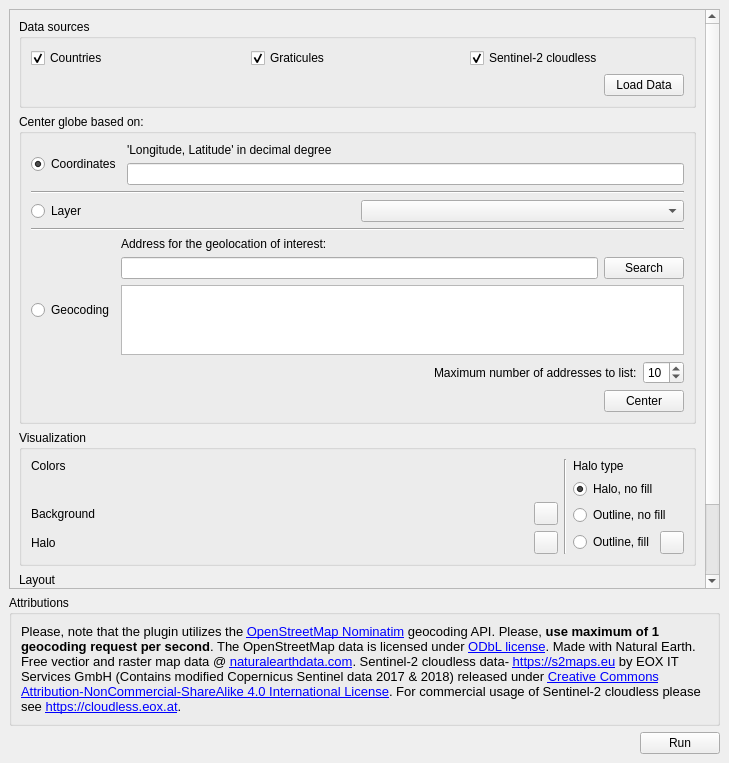
Qt form globe_builder_dockwidget_base.ui (GispoCoding/GlobeBuilder) before a commit.
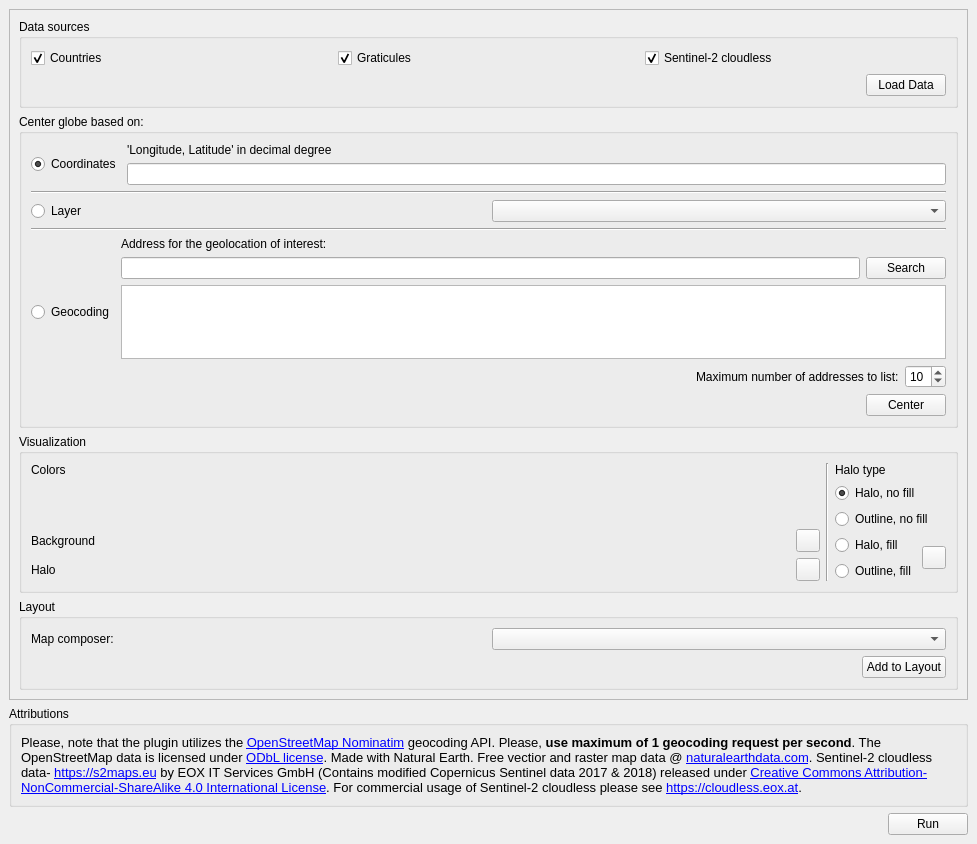
The same form after that commit. Custom widgets are drawn as their Qt base class.

Commit message: Add initial layout logic

```diff
--- a/globe_builder_dockwidget_base.ui
+++ b/globe_builder_dockwidget_base.ui
@@ -6,8 +6,8 @@
    <rect>
        <x>0</x>
        <y>0</y>
-       <width>729</width>
-       <height>763</height>
+       <width>977</width>
+       <height>844</height>
    </rect>
   </property>
   <property name="floating">
@@ -17,7 +17,7 @@
    <string>Globe Builder</string>
   </property>
   <widget class="QWidget" name="dockWidgetContents">
-      <layout class="QVBoxLayout" name="verticalLayout_18">
+         <layout class="QVBoxLayout" name="verticalLayout_19">
           <item>
               <layout class="QVBoxLayout" name="verticalLayoutMain" stretch="0,0,0">
                   <property name="sizeConstraint">
@@ -32,9 +32,9 @@
          <property name="geometry">
              <rect>
                  <x>0</x>
-                 <y>-80</y>
-                 <width>693</width>
-                 <height>623</height>
+                                         <y>-140</y>
+                                         <width>941</width>
+                                         <height>796</height>
              </rect>
          </property>
          <layout class="QVBoxLayout" name="verticalLayout_10">
@@ -449,12 +449,23 @@
                  <item>
                   <layout class="QHBoxLayout" name="horizontalLayout_10">
                    <item>
+                          <layout class="QVBoxLayout" name="verticalLayout_18">
+                              <item>
+                                  <widget class="QRadioButton" name="radioButtonHFillWithHalo">
+                                      <property name="text">
+                                          <string>Halo, fill</string>
+                                      </property>
+                                  </widget>
+                              </item>
+                              <item>
                     <widget class="QRadioButton" name="radioButtonHFill">
                      <property name="text">
                       <string>Outline, fill</string>
                      </property>
                     </widget>
                    </item>
+                          </layout>
+                      </item>
                       <item>
                           <widget class="QgsColorButton" name="mColorButtonHFill"/>
                       </item>
```
Left out of the diff: 5 changed lines with no effect on the pictures. Lines whose indentation alone changed are shown as unchanged. The commit also changes 5 other files.
